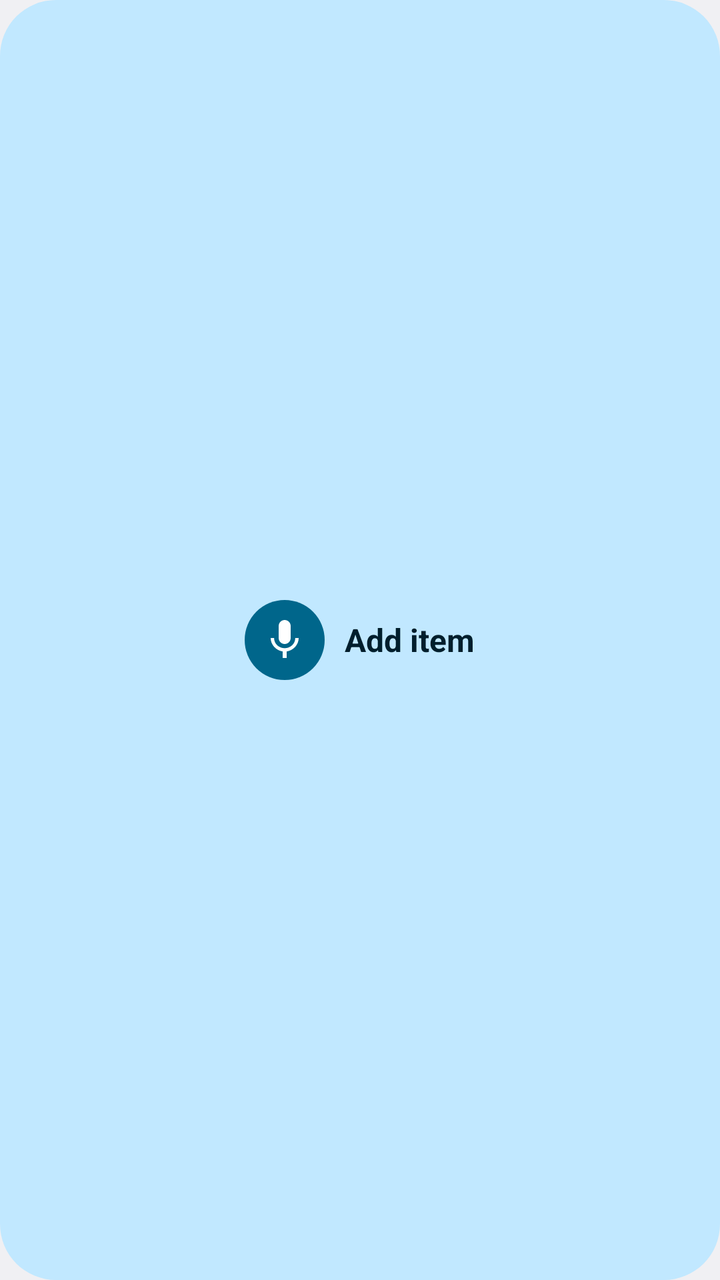
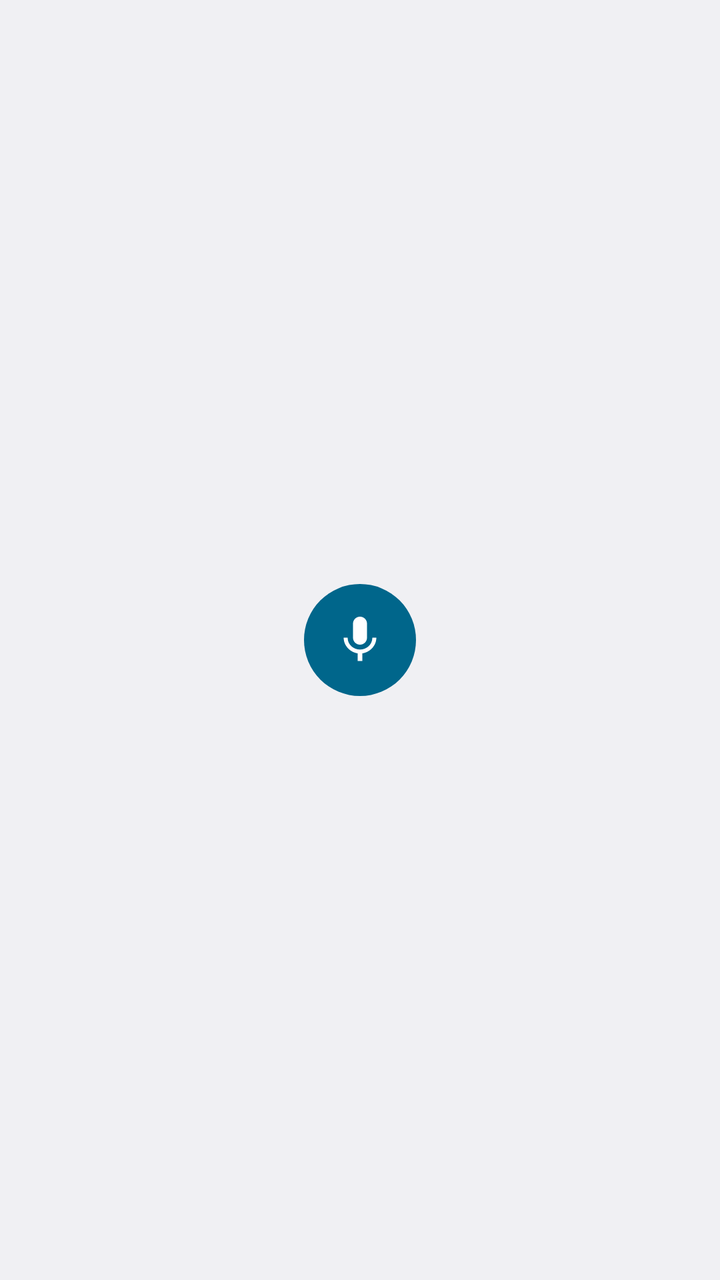

Before-and-after screenshots of an Android layout around one commit, followed by the original layout XML and the change that was made.
<!-- AndroidManifest.xml: application theme AppTheme -->
<!-- res/layout/widget_add_item.xml -->
<?xml version="1.0" encoding="utf-8"?>
<LinearLayout xmlns:android="http://schemas.android.com/apk/res/android"
    android:id="@+id/widget_root"
    android:layout_width="match_parent"
    android:layout_height="match_parent"
    android:background="@drawable/widget_bg"
    android:gravity="center"
    android:orientation="horizontal"
    android:padding="8dp">

    <ImageView
        android:layout_width="40dp"
        android:layout_height="40dp"
        android:background="@drawable/widget_mic_bg"
        android:contentDescription="@string/widget_label"
        android:padding="8dp"
        android:src="@drawable/ic_mic" />

    <TextView
        android:id="@+id/widget_label"
        android:layout_width="wrap_content"
        android:layout_height="wrap_content"
        android:layout_marginStart="10dp"
        android:text="@string/widget_label"
        android:textColor="@android:color/system_accent1_900"
        android:textSize="16sp"
        android:textStyle="bold" />
</LinearLayout>
<!-- resources referenced by this layout -->
<resources>
  <!-- drawable ic_mic (drawable) -->
  <vector xmlns:android="http://schemas.android.com/apk/res/android"
      android:width="24dp" android:height="24dp"
      android:viewportWidth="24" android:viewportHeight="24">
      <path android:fillColor="#FFFFFFFF"
          android:pathData="M12,14c1.66,0 3,-1.34 3,-3V5c0,-1.66 -1.34,-3 -3,-3S9,3.34 9,5v6C9,12.66 10.34,14 12,14zM17.3,11c0,3 -2.54,5.1 -5.3,5.1S6.7,14 6.7,11H5c0,3.41 2.72,6.23 6,6.72V21h2v-3.28c3.28,-0.48 6,-3.3 6,-6.72H17.3z" />
  </vector>
  <!-- drawable widget_bg (drawable) -->
  <shape xmlns:android="http://schemas.android.com/apk/res/android" android:shape="rectangle">
      <solid android:color="@android:color/system_accent1_100" />
      <corners android:radius="28dp" />
  </shape>
  <!-- drawable widget_mic_bg (drawable) -->
  <shape xmlns:android="http://schemas.android.com/apk/res/android" android:shape="oval">
      <solid android:color="@android:color/system_accent1_600" />
  </shape>
  <string name="widget_label">Add item</string>
  <style name="AppTheme" parent="@android:style/Theme.DeviceDefault.DayNight" />
</resources>

<!-- the commit's change to res/layout/widget_add_item.xml (unified diff, before → after) -->
@@ -1,28 +1,18 @@
 <?xml version="1.0" encoding="utf-8"?>
-<LinearLayout xmlns:android="http://schemas.android.com/apk/res/android"
+<FrameLayout xmlns:android="http://schemas.android.com/apk/res/android"
     android:id="@+id/widget_root"
     android:layout_width="match_parent"
     android:layout_height="match_parent"
-    android:background="@drawable/widget_bg"
-    android:gravity="center"
-    android:orientation="horizontal"
-    android:padding="8dp">
+    android:contentDescription="@string/widget_label">
 
     <ImageView
-        android:layout_width="40dp"
-        android:layout_height="40dp"
+        android:id="@+id/widget_icon"
+        android:layout_width="56dp"
+        android:layout_height="56dp"
+        android:layout_gravity="center"
         android:background="@drawable/widget_mic_bg"
         android:contentDescription="@string/widget_label"
-        android:padding="8dp"
-        android:src="@drawable/ic_mic" />
-
-    <TextView
-        android:id="@+id/widget_label"
-        android:layout_width="wrap_content"
-        android:layout_height="wrap_content"
-        android:layout_marginStart="10dp"
-        android:text="@string/widget_label"
-        android:textColor="@android:color/system_accent1_900"
-        android:textSize="16sp"
-        android:textStyle="bold" />
-</LinearLayout>
+        android:padding="14dp"
+        android:src="@drawable/ic_mic"
+        android:tint="@android:color/white" />
+</FrameLayout>
<!-- resource entries referenced after the edit -->
@@ -7,11 +7,6 @@
       <path android:fillColor="#FFFFFFFF"
           android:pathData="M12,14c1.66,0 3,-1.34 3,-3V5c0,-1.66 -1.34,-3 -3,-3S9,3.34 9,5v6C9,12.66 10.34,14 12,14zM17.3,11c0,3 -2.54,5.1 -5.3,5.1S6.7,14 6.7,11H5c0,3.41 2.72,6.23 6,6.72V21h2v-3.28c3.28,-0.48 6,-3.3 6,-6.72H17.3z" />
   </vector>
-  <!-- drawable widget_bg (drawable) -->
-  <shape xmlns:android="http://schemas.android.com/apk/res/android" android:shape="rectangle">
-      <solid android:color="@android:color/system_accent1_100" />
-      <corners android:radius="28dp" />
-  </shape>
   <!-- drawable widget_mic_bg (drawable) -->
   <shape xmlns:android="http://schemas.android.com/apk/res/android" android:shape="oval">
       <solid android:color="@android:color/system_accent1_600" />
